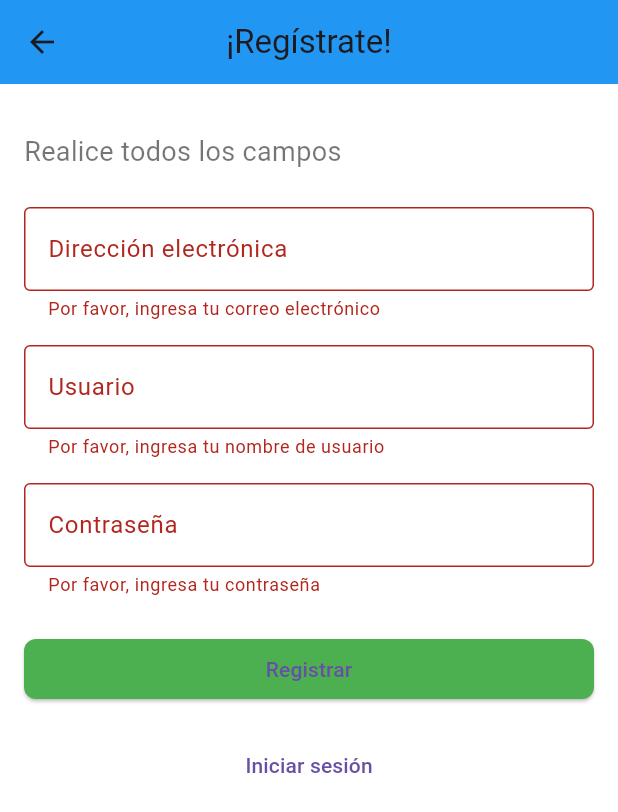
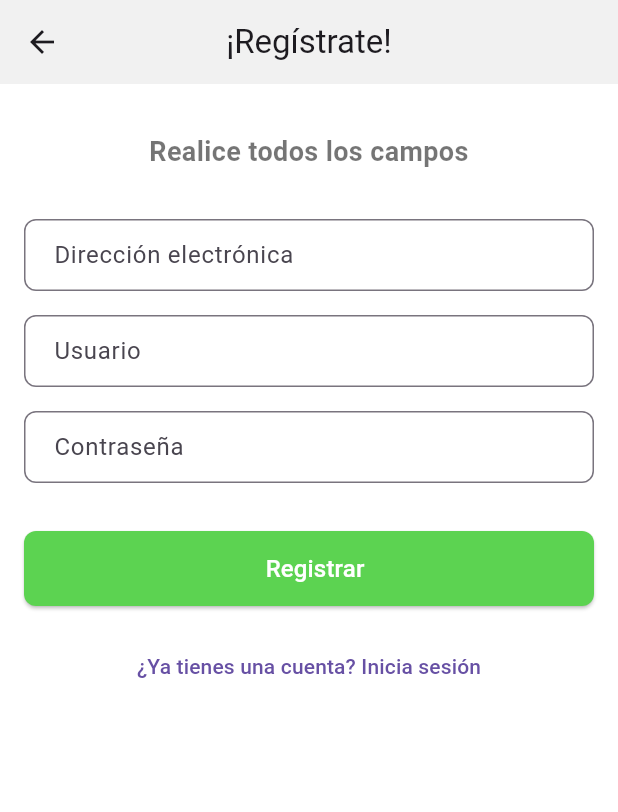
Before and after one commit to 12CUY/aviturismo_movil_fronted, a Flutter app: the RegisterView screen opened by its route, after a tap on "Registrar", on a phone screen of 412 x 824 dp. Shown: the top 812 px of the screen. Run offline on Flutter 3.47's test engine with Material 3 defaults, Android fonts, the phone set to English and light mode, and no system bars.

Commit message:
login y registro

```diff
--- a/fronted/lib/features/auth/views/login_view.dart
+++ b/fronted/lib/features/auth/views/login_view.dart
@@ -1,4 +1,3 @@
-// # Vista de inicio de sesión
 import 'package:flutter/material.dart';
 import '../../../shared/widgets/custom_text_field.dart';
 import '../../../shared/widgets/custom_button.dart';
@@ -15,6 +14,12 @@ class LoginView extends StatelessWidget {
           mainAxisAlignment: MainAxisAlignment.center,
           children: [
             const Spacer(),
+            // Imagen en la parte superior
+            Image.asset(
+              'assets/logo.png',
+              height: 100,
+            ),
+            const SizedBox(height: 16),
             const Text(
               '¡Bienvenido/a!',
               style: TextStyle(fontSize: 24, fontWeight: FontWeight.bold),
@@ -35,7 +40,7 @@ class LoginView extends StatelessWidget {
               onPressed: () {
                 Navigator.pushNamed(context, '/register');
               },
-              child: const Text('Regístrate'),
+              child: const Text('¿Si no tienes cuenta? Regístrate'),
             ),
           ],
         ),
--- a/fronted/lib/features/auth/views/register_view.dart
+++ b/fronted/lib/features/auth/views/register_view.dart
@@ -1,107 +1,63 @@
-// # Vista de registro
 import 'package:flutter/material.dart';
+import '../../../shared/widgets/custom_text_field.dart';
+import '../../../shared/widgets/custom_button.dart';
 
 class RegisterView extends StatelessWidget {
   const RegisterView({Key? key}) : super(key: key);
 
   @override
   Widget build(BuildContext context) {
-    final _formKey = GlobalKey<FormState>();
     return Scaffold(
       appBar: AppBar(
         title: const Text('¡Regístrate!'),
         centerTitle: true,
-        elevation: 0,
+        backgroundColor: const Color.fromARGB(255, 241, 241, 241),
       ),
-      body: SingleChildScrollView(
+      body: Padding(
         padding: const EdgeInsets.all(16.0),
-        child: Form(
-          key: _formKey,
         child: Column(
-            crossAxisAlignment: CrossAxisAlignment.start,
+          crossAxisAlignment: CrossAxisAlignment.stretch,
           children: [
             const SizedBox(height: 16),
             const Text(
               'Realice todos los campos',
-                style: TextStyle(fontSize: 18),
+              style: TextStyle(fontSize: 18, fontWeight: FontWeight.bold),
+              textAlign: TextAlign.center,
             ),
-              const SizedBox(height: 24),
-              TextFormField(
-                decoration: const InputDecoration(
-                  labelText: 'Dirección electrónica',
-                  border: OutlineInputBorder(),
+            const SizedBox(height: 32),
+            const CustomTextField(
+              label: 'Dirección electrónica',
+              hintText: 'Ingresa tu correo',
+              keyboardType: TextInputType.emailAddress,
             ),
-                validator: (value) {
-                  if (value == null || value.isEmpty) {
-                    return 'Por favor, ingresa tu correo electrónico';
-                  }
-                  return null;
+            const SizedBox(height: 16),
+            const CustomTextField(
+              label: 'Usuario',
+              hintText: 'Ingresa tu nombre de usuario',
+            ),
+            const SizedBox(height: 16),
+            const CustomTextField(
+              label: 'Contraseña',
+              hintText: 'Ingresa tu contraseña',
+              obscureText: true,
+            ),
+            const SizedBox(height: 32),
+            CustomButton(
+              text: 'Registrar',
+              onPressed: () {
+                // Lógica para registrar al usuario
+                print('Usuario registrado');
               },
             ),
             const SizedBox(height: 16),
-              TextFormField(
-                decoration: const InputDecoration(
-                  labelText: 'Usuario',
-                  border: OutlineInputBorder(),
-                ),
-                validator: (value) {
-                  if (value == null || value.isEmpty) {
-                    return 'Por favor, ingresa tu nombre de usuario';
-                  }
-                  return null;
+            TextButton(
+              onPressed: () {
+                // Lógica para ir a la vista de inicio de sesión
+                Navigator.pop(context);
               },
-              ),
-              const SizedBox(height: 16),
-              TextFormField(
-                decoration: const InputDecoration(
-                  labelText: 'Contraseña',
-                  border: OutlineInputBorder(),
-                ),
-                obscureText: true,
-                validator: (value) {
-                  if (value == null || value.isEmpty) {
-                    return 'Por favor, ingresa tu contraseña';
-                  }
-                  if (value.length < 6) {
-                    return 'La contraseña debe tener al menos 6 caracteres';
-                  }
-                  return null;
-                },
-              ),
-              const SizedBox(height: 24),
-              SizedBox(
-                width: double.infinity,
-                child: ElevatedButton(
-                  onPressed: () {
-                    if (_formKey.currentState!.validate()) {
-                      // Aquí puedes añadir la lógica para el registro
-                      ScaffoldMessenger.of(context).showSnackBar(
-                        const SnackBar(
-                          content: Text('Registrando usuario...'),
-                        ),
-                      );
-                    }
-                  },
-                  style: ElevatedButton.styleFrom(
-                    backgroundColor: Colors.green,
-                    shape: RoundedRectangleBorder(
-                      borderRadius: BorderRadius.circular(8),
-                    ),
-                  ),
-                  child: const Text('Registrar'),
-                ),
-              ),
-              const SizedBox(height: 16),
-              Center(
-                child: TextButton(
-                  onPressed: () {
-                    Navigator.pop(context); // Volver a la vista de login
-                  },
-                  child: const Text('Iniciar sesión'),
-                ),
+              child: const Text('¿Ya tienes una cuenta? Inicia sesión'),
             ),
           ],
-          ),
         ),
       ),
     );
--- a/fronted/lib/shared/widgets/custom_button.dart
+++ b/fronted/lib/shared/widgets/custom_button.dart
@@ -4,21 +4,36 @@ import 'package:flutter/material.dart';
 class CustomButton extends StatelessWidget {
   final String text;
   final VoidCallback onPressed;
+  final Color backgroundColor;
+  final TextStyle? textStyle;
+  final Widget? icon;
 
   const CustomButton({
     Key? key,
     required this.text,
     required this.onPressed,
+    this.backgroundColor = const Color.fromARGB(255, 92, 211, 81),
+    this.textStyle,
+    this.icon,
   }) : super(key: key);
 
   @override
   Widget build(BuildContext context) {
-    return ElevatedButton(
+    return ElevatedButton.icon(
       onPressed: onPressed,
       style: ElevatedButton.styleFrom(
         minimumSize: const Size(double.infinity, 50),
+        backgroundColor: backgroundColor,
+        shape: RoundedRectangleBorder(
+          borderRadius: BorderRadius.circular(8.0),
+        ),
+        padding: const EdgeInsets.symmetric(horizontal: 16.0),
       ),
-      child: Text(text),
+      icon: icon ?? const SizedBox.shrink(),
+      label: Text(
+        text,
+        style: textStyle ?? const TextStyle(fontSize: 16, color: Colors.white),
+      ),
     );
   }
 }
--- a/fronted/lib/shared/widgets/custom_text_field.dart
+++ b/fronted/lib/shared/widgets/custom_text_field.dart
@@ -3,23 +3,33 @@ import 'package:flutter/material.dart';
 
 class CustomTextField extends StatelessWidget {
   final String label;
+  final String? hintText;
   final bool obscureText;
+  final TextInputType keyboardType;
+  final TextEditingController? controller;
 
   const CustomTextField({
     Key? key,
     required this.label,
+    this.hintText,
     this.obscureText = false,
+    this.keyboardType = TextInputType.text,
+    this.controller,
   }) : super(key: key);
 
   @override
   Widget build(BuildContext context) {
     return TextField(
+      controller: controller,
       obscureText: obscureText,
+      keyboardType: keyboardType,
       decoration: InputDecoration(
-        labelText: label,
+        labelText: label, // texto principal.
+        hintText: hintText,
         border: OutlineInputBorder(
           borderRadius: BorderRadius.circular(8.0),
         ),
+        contentPadding: const EdgeInsets.symmetric(horizontal: 16.0),
       ),
     );
   }
```
Also changed, not shown: fronted/pubspec.yaml (+3 -46 lines), fronted/assets/logo.png (added). Lines whose indentation alone changed are shown as unchanged.
